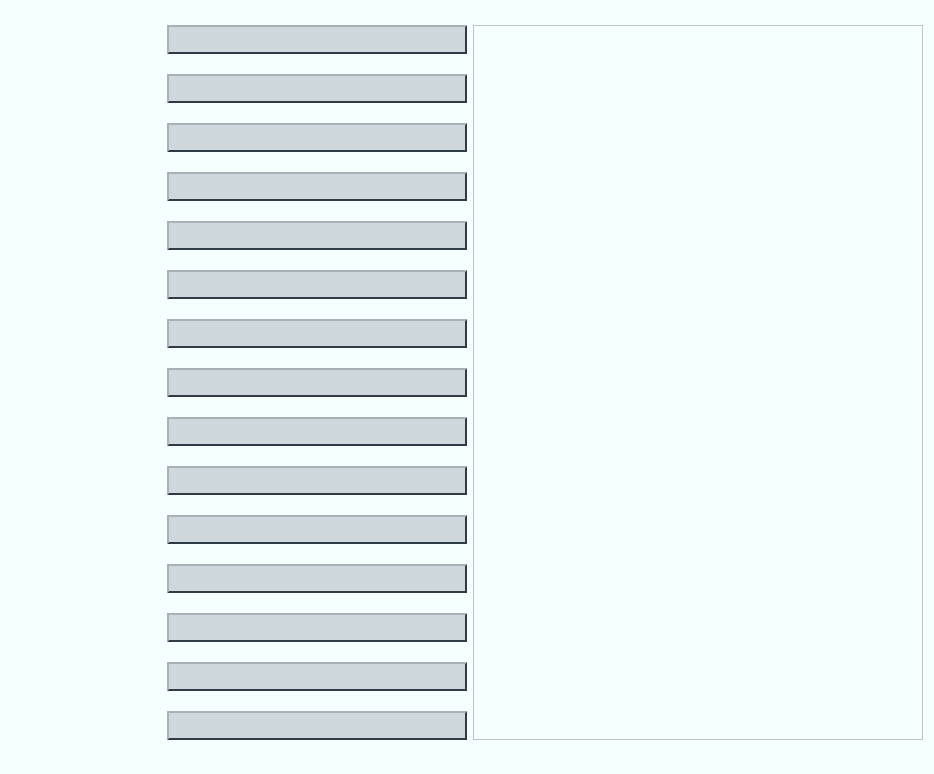
Musthia/base-deposito, file ui/pestaña_plantilla.ui: the form before one commit.
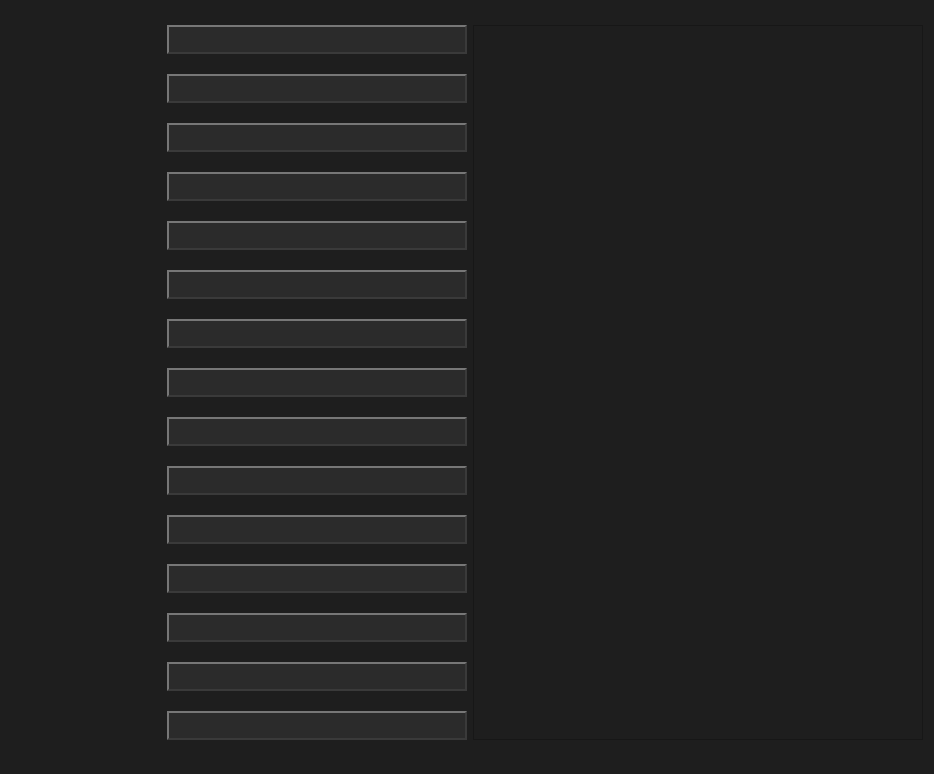
The form after the commit.

```diff
--- a/ui/pestaña_plantilla.ui
+++ b/ui/pestaña_plantilla.ui
@@ -14,7 +14,7 @@
    <string>Form</string>
   </property>
   <property name="styleSheet">
-   <string notr="true">background-color: rgb(246, 255, 255);</string>
+   <string notr="true">background-color: #1e1e1e;</string>
   </property>
   <layout class="QGridLayout" name="gridLayout_2">
    <item row="10" column="0">
@@ -609,17 +609,17 @@
      </property>
      <property name="styleSheet">
       <string notr="true">QLineEdit {
-    background-color: #cfd8dc;          /* gris azulado claro */
-    border: 2px solid #455a64;          /* azul petróleo */
+    background-color: #2b2b2b;
+    border: 2px solid #555555;
   
     padding: 4px 10px;
-    color:  #000012;
+    color:  #e0e0e0;
     font-size: 13px;
 /* relieve simulado */
-    border-top-color: #a7b1b7;   /* borde superior más claro */
-    border-left-color: #a7b1b7;  /* borde izquierdo más claro */
-    border-right-color: #2e3d45; /* borde derecho más oscuro */
-    border-bottom-color: #2e3d45;
+    border-top-color: #777777;
+    border-left-color: #777777;
+    border-right-color: #3a3a3a;
+    border-bottom-color: #3a3a3a;
    
 }
 </string>
@@ -1030,17 +1030,17 @@
      </property>
      <property name="styleSheet">
       <string notr="true">QLineEdit {
-    background-color: #cfd8dc;          /* gris azulado claro */
-    border: 2px solid #455a64;          /* azul petróleo */
+    background-color: #2b2b2b;
+    border: 2px solid #555555;
   
     padding: 4px 10px;
-    color:  #000012;
+    color:  #e0e0e0;
     font-size: 13px;
 /* relieve simulado */
-    border-top-color: #a7b1b7;   /* borde superior más claro */
-    border-left-color: #a7b1b7;  /* borde izquierdo más claro */
-    border-right-color: #2e3d45; /* borde derecho más oscuro */
-    border-bottom-color: #2e3d45;
+    border-top-color: #777777;
+    border-left-color: #777777;
+    border-right-color: #3a3a3a;
+    border-bottom-color: #3a3a3a;
    
 }
 </string>
@@ -1272,17 +1272,17 @@
      </property>
      <property name="styleSheet">
       <string notr="true">QLineEdit {
-    background-color: #cfd8dc;          /* gris azulado claro */
-    border: 2px solid #455a64;          /* azul petróleo */
+    background-color: #2b2b2b;
+    border: 2px solid #555555;
   
     padding: 4px 10px;
-    color:  #000012;
+    color:  #e0e0e0;
     font-size: 13px;
 /* relieve simulado */
-    border-top-color: #a7b1b7;   /* borde superior más claro */
-    border-left-color: #a7b1b7;  /* borde izquierdo más claro */
-    border-right-color: #2e3d45; /* borde derecho más oscuro */
-    border-bottom-color: #2e3d45;
+    border-top-color: #777777;
+    border-left-color: #777777;
+    border-right-color: #3a3a3a;
+    border-bottom-color: #3a3a3a;
    
 }
 </string>
@@ -1865,17 +1865,17 @@
      </property>
      <property name="styleSheet">
       <string notr="true">QLineEdit {
-    background-color: #cfd8dc;          /* gris azulado claro */
-    border: 2px solid #455a64;          /* azul petróleo */
+    background-color: #2b2b2b;
+    border: 2px solid #555555;
   
     padding: 4px 10px;
-    color:  #000012;
+    color:  #e0e0e0;
     font-size: 13px;
 /* relieve simulado */
-    border-top-color: #a7b1b7;   /* borde superior más claro */
-    border-left-color: #a7b1b7;  /* borde izquierdo más claro */
-    border-right-color: #2e3d45; /* borde derecho más oscuro */
-    border-bottom-color: #2e3d45;
+    border-top-color: #777777;
+    border-left-color: #777777;
+    border-right-color: #3a3a3a;
+    border-bottom-color: #3a3a3a;
    
 }
 </string>
@@ -2286,17 +2286,17 @@
      </property>
      <property name="styleSheet">
       <string notr="true">QLineEdit {
-    background-color: #cfd8dc;          /* gris azulado claro */
-    border: 2px solid #455a64;          /* azul petróleo */
+    background-color: #2b2b2b;
+    border: 2px solid #555555;
   
     padding: 4px 10px;
-    color:  #000012;
+    color:  #e0e0e0;
     font-size: 13px;
 /* relieve simulado */
-    border-top-color: #a7b1b7;   /* borde superior más claro */
-    border-left-color: #a7b1b7;  /* borde izquierdo más claro */
-    border-right-color: #2e3d45; /* borde derecho más oscuro */
-    border-bottom-color: #2e3d45;
+    border-top-color: #777777;
+    border-left-color: #777777;
+    border-right-color: #3a3a3a;
+    border-bottom-color: #3a3a3a;
    
 }
 </string>
@@ -3244,17 +3244,17 @@
      </property>
      <property name="styleSheet">
       <string notr="true">QLineEdit {
-    background-color: #cfd8dc;          /* gris azulado claro */
-    border: 2px solid #455a64;          /* azul petróleo */
+    background-color: #2b2b2b;
+    border: 2px solid #555555;
   
     padding: 4px 10px;
-    color:  #000012;
+    color:  #e0e0e0;
     font-size: 13px;
 /* relieve simulado */
-    border-top-color: #a7b1b7;   /* borde superior más claro */
-    border-left-color: #a7b1b7;  /* borde izquierdo más claro */
-    border-right-color: #2e3d45; /* borde derecho más oscuro */
-    border-bottom-color: #2e3d45;
+    border-top-color: #777777;
+    border-left-color: #777777;
+    border-right-color: #3a3a3a;
+    border-bottom-color: #3a3a3a;
    
 }
 </string>
@@ -3479,17 +3479,17 @@
      </property>
      <property name="styleSheet">
       <string notr="true">QLineEdit {
-    background-color: #cfd8dc;          /* gris azulado claro */
-    border: 2px solid #455a64;          /* azul petróleo */
+    background-color: #2b2b2b;
+    border: 2px solid #555555;
   
     padding: 4px 10px;
-    color:  #000012;
+    color:  #e0e0e0;
     font-size: 13px;
 /* relieve simulado */
-    border-top-color: #a7b1b7;   /* borde superior más claro */
-    border-left-color: #a7b1b7;  /* borde izquierdo más claro */
-    border-right-color: #2e3d45; /* borde derecho más oscuro */
-    border-bottom-color: #2e3d45;
+    border-top-color: #777777;
+    border-left-color: #777777;
+    border-right-color: #3a3a3a;
+    border-bottom-color: #3a3a3a;
    
 }
 </string>
@@ -3714,17 +3714,17 @@
      </property>
      <property name="styleSheet">
       <string notr="true">QLineEdit {
-    background-color: #cfd8dc;          /* gris azulado claro */
-    border: 2px solid #455a64;          /* azul petróleo */
+    background-color: #2b2b2b;
+    border: 2px solid #555555;
   
     padding: 4px 10px;
-    color:  #000012;
+    color:  #e0e0e0;
     font-size: 13px;
 /* relieve simulado */
-    border-top-color: #a7b1b7;   /* borde superior más claro */
-    border-left-color: #a7b1b7;  /* borde izquierdo más claro */
-    border-right-color: #2e3d45; /* borde derecho más oscuro */
-    border-bottom-color: #2e3d45;
+    border-top-color: #777777;
+    border-left-color: #777777;
+    border-right-color: #3a3a3a;
+    border-bottom-color: #3a3a3a;
    
 }
 </string>
@@ -3956,17 +3956,17 @@
      </property>
      <property name="styleSheet">
       <string notr="true">QLineEdit {
-    background-color: #cfd8dc;          /* gris azulado claro */
-    border: 2px solid #455a64;          /* azul petróleo */
+    background-color: #2b2b2b;
+    border: 2px solid #555555;
   
     padding: 4px 10px;
-    color:  #000012;
+    color:  #e0e0e0;
     font-size: 13px;
 /* relieve simulado */
-    border-top-color: #a7b1b7;   /* borde superior más claro */
-    border-left-color: #a7b1b7;  /* borde izquierdo más claro */
-    border-right-color: #2e3d45; /* borde derecho más oscuro */
-    border-bottom-color: #2e3d45;
+    border-top-color: #777777;
+    border-left-color: #777777;
+    border-right-color: #3a3a3a;
+    border-bottom-color: #3a3a3a;
    
 }
 </string>
@@ -4191,17 +4191,17 @@
      </property>
      <property name="styleSheet">
       <string notr="true">QLineEdit {
-    background-color: #cfd8dc;          /* gris azulado claro */
-    border: 2px solid #455a64;          /* azul petróleo */
+    background-color: #2b2b2b;
+    border: 2px solid #555555;
   
     padding: 4px 10px;
-    color:  #000012;
+    color:  #e0e0e0;
     font-size: 13px;
 /* relieve simulado */
-    border-top-color: #a7b1b7;   /* borde superior más claro */
-    border-left-color: #a7b1b7;  /* borde izquierdo más claro */
-    border-right-color: #2e3d45; /* borde derecho más oscuro */
-    border-bottom-color: #2e3d45;
+    border-top-color: #777777;
+    border-left-color: #777777;
+    border-right-color: #3a3a3a;
+    border-bottom-color: #3a3a3a;
    
 }
 </string>
@@ -4618,17 +4618,17 @@
      </property>
      <property name="styleSheet">
       <string notr="true">QLineEdit {
-    background-color: #cfd8dc;          /* gris azulado claro */
-    border: 2px solid #455a64;          /* azul petróleo */
+    background-color: #2b2b2b;
+    border: 2px solid #555555;
   
     padding: 4px 10px;
-    color:  #000012;
+    color:  #e0e0e0;
     font-size: 13px;
 /* relieve simulado */
-    border-top-color: #a7b1b7;   /* borde superior más claro */
-    border-left-color: #a7b1b7;  /* borde izquierdo más claro */
-    border-right-color: #2e3d45; /* borde derecho más oscuro */
-    border-bottom-color: #2e3d45;
+    border-top-color: #777777;
+    border-left-color: #777777;
+    border-right-color: #3a3a3a;
+    border-bottom-color: #3a3a3a;
    
 }
 </string>
@@ -4853,17 +4853,17 @@
      </property>
      <property name="styleSheet">
       <string notr="true">QLineEdit {
-    background-color: #cfd8dc;          /* gris azulado claro */
-    border: 2px solid #455a64;          /* azul petróleo */
+    background-color: #2b2b2b;
+    border: 2px solid #555555;
   
     padding: 4px 10px;
-    color:  #000012;
+    color:  #e0e0e0;
     font-size: 13px;
 /* relieve simulado */
-    border-top-color: #a7b1b7;   /* borde superior más claro */
-    border-left-color: #a7b1b7;  /* borde izquierdo más claro */
-    border-right-color: #2e3d45; /* borde derecho más oscuro */
-    border-bottom-color: #2e3d45;
+    border-top-color: #777777;
+    border-left-color: #777777;
+    border-right-color: #3a3a3a;
+    border-bottom-color: #3a3a3a;
    
 }
 </string>
@@ -5095,17 +5095,17 @@
      </property>
      <property name="styleSheet">
       <string notr="true">QLineEdit {
-    background-color: #cfd8dc;          /* gris azulado claro */
-    border: 2px solid #455a64;          /* azul petróleo */
+    background-color: #2b2b2b;
+    border: 2px solid #555555;
   
     padding: 4px 10px;
-    color:  #000012;
+    color:  #e0e0e0;
     font-size: 13px;
 /* relieve simulado */
-    border-top-color: #a7b1b7;   /* borde superior más claro */
-    border-left-color: #a7b1b7;  /* borde izquierdo más claro */
-    border-right-color: #2e3d45; /* borde derecho más oscuro */
-    border-bottom-color: #2e3d45;
+    border-top-color: #777777;
+    border-left-color: #777777;
+    border-right-color: #3a3a3a;
+    border-bottom-color: #3a3a3a;
    
 }
 </string>
@@ -5337,17 +5337,17 @@
      </property>
      <property name="styleSheet">
       <string notr="true">QLineEdit {
-    background-color: #cfd8dc;          /* gris azulado claro */
-    border: 2px solid #455a64;          /* azul petróleo */
+    background-color: #2b2b2b;
+    border: 2px solid #555555;
   
     padding: 4px 10px;
-    color:  #000012;
+    color:  #e0e0e0;
     font-size: 13px;
 /* relieve simulado */
-    border-top-color: #a7b1b7;   /* borde superior más claro */
-    border-left-color: #a7b1b7;  /* borde izquierdo más claro */
-    border-right-color: #2e3d45; /* borde derecho más oscuro */
-    border-bottom-color: #2e3d45;
+    border-top-color: #777777;
+    border-left-color: #777777;
+    border-right-color: #3a3a3a;
+    border-bottom-color: #3a3a3a;
    
 }
 </string>
@@ -6109,17 +6109,17 @@
      </property>
      <property name="styleSheet">
       <string notr="true">QLineEdit {
-    background-color: #cfd8dc;          /* gris azulado claro */
-    border: 2px solid #455a64;          /* azul petróleo */
+    background-color: #2b2b2b;
+    border: 2px solid #555555;
   
     padding: 4px 10px;
-    color:  #000012;
+    color:  #e0e0e0;
     font-size: 13px;
 /* relieve simulado */
-    border-top-color: #a7b1b7;   /* borde superior más claro */
-    border-left-color: #a7b1b7;  /* borde izquierdo más claro */
-    border-right-color: #2e3d45; /* borde derecho más oscuro */
-    border-bottom-color: #2e3d45;
+    border-top-color: #777777;
+    border-left-color: #777777;
+    border-right-color: #3a3a3a;
+    border-bottom-color: #3a3a3a;
    
 }
 </string>
```
